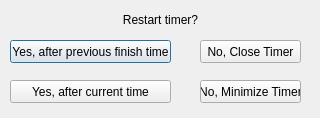
Above: timeisupdialog.ui from skronstein/MultiTimer before the change. Below: the same form after it.
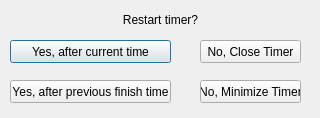
That is the form after the change.

Commit message: time is up dialog - changed order of buttons and default button

Diff of the .ui file:
```diff
--- a/timeisupdialog.ui
+++ b/timeisupdialog.ui
@@ -33,7 +33,7 @@
    <property name="geometry">
     <rect>
      <x>10</x>
-     <y>40</y>
+     <y>80</y>
      <width>161</width>
      <height>23</height>
     </rect>
@@ -46,7 +46,7 @@
    <property name="geometry">
     <rect>
      <x>10</x>
-     <y>80</y>
+     <y>40</y>
      <width>161</width>
      <height>23</height>
     </rect>
@@ -54,6 +54,9 @@
    <property name="text">
     <string>Yes, after current time</string>
    </property>
+   <property name="default">
+    <bool>true</bool>
+   </property>
   </widget>
   <widget class="QPushButton" name="CloseTimerButton">
    <property name="enabled">
```
